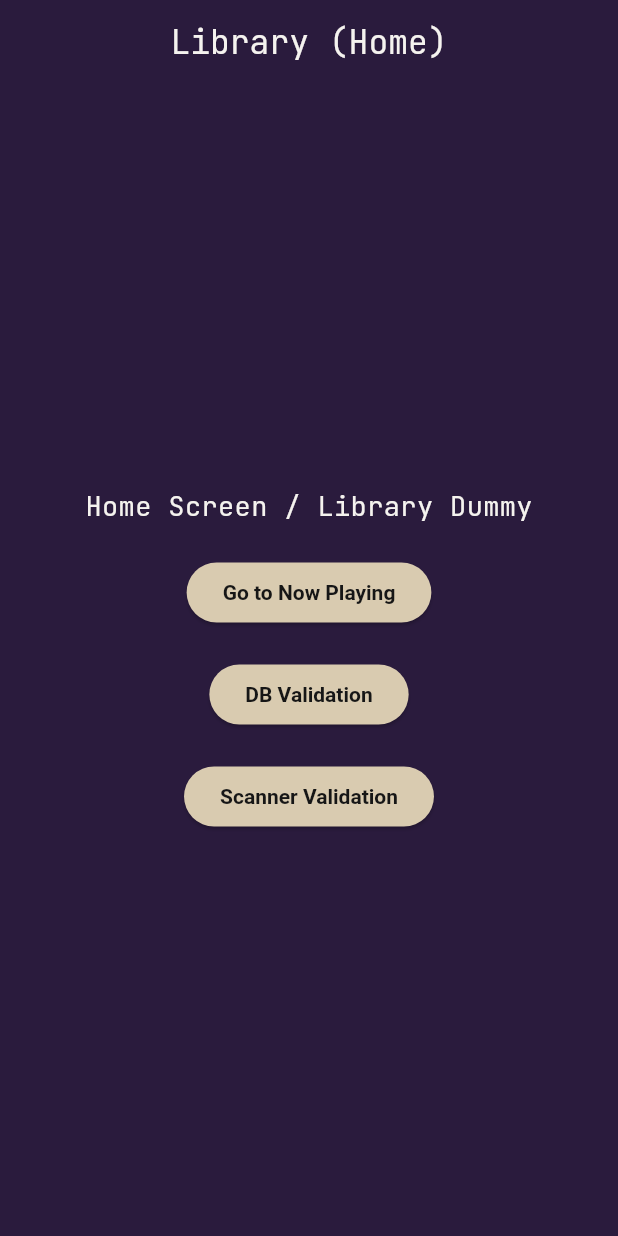
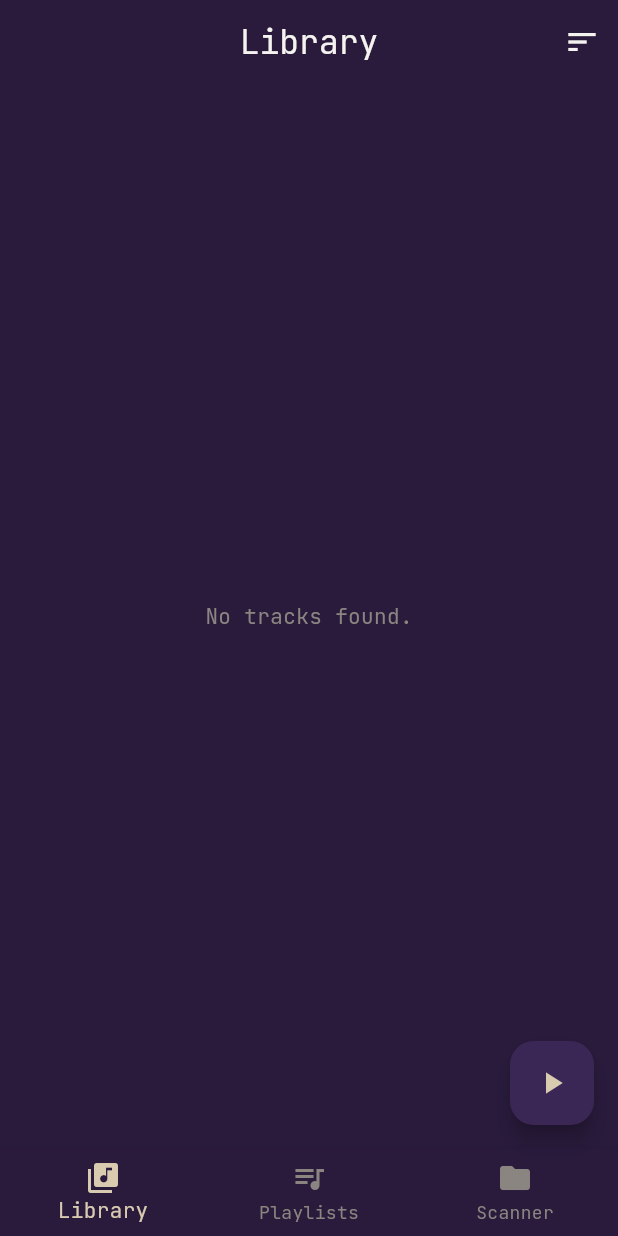
Before and after one commit to FlawlessHexagon/APlayer2, a Flutter app: the screen it shows after launch, on a phone screen of 412 x 824 dp. Run offline on Flutter 3.47's test engine with Material 3 defaults, Android fonts, the phone set to English and light mode, and no system bars; our stand-ins replace audio_service, file_picker, flutter_riverpod, go_router, google_fonts and 2 more; missing offline and left inert: audio_session, audiotags, dart:ffi; accounts and stored records are empty.

Commit message:
dev phase 2.3

```diff
--- a/lib/main.dart
+++ b/lib/main.dart
@@ -14,6 +14,8 @@ import 'screens/now_playing_screen.dart';
 import 'screens/dsp_control_screen.dart';
 import 'screens/db_test_screen.dart';
 import 'screens/scanner_test_screen.dart';
+import 'screens/home_screen.dart';
+import 'screens/playlist_detail_screen.dart';
 
 late APlayerAudioHandler audioHandler;
 
@@ -70,6 +72,13 @@ final _router = GoRouter(
       path: '/scanner_test',
       builder: (context, state) => const ScannerTestScreen(),
     ),
+    GoRoute(
+      path: '/playlist/:id',
+      builder: (context, state) {
+        final id = state.pathParameters['id']!;
+        return PlaylistDetailScreen(playlistId: id);
+      },
+    ),
   ],
 );
 
@@ -86,43 +95,5 @@ class APlayerApp extends StatelessWidget {
   }
 }
 
-class HomeScreen extends StatelessWidget {
-  const HomeScreen({super.key});
-
-  @override
-  Widget build(BuildContext context) {
-    return Scaffold(
-      appBar: AppBar(
-        title: const Text('Library (Home)'),
-      ),
-      body: Center(
-        child: Column(
-          mainAxisAlignment: MainAxisAlignment.center,
-          children: [
-            const Text(
-              'Home Screen / Library Dummy',
-              style: TextStyle(fontSize: 18),
-            ),
-            const SizedBox(height: 20),
-            ElevatedButton(
-              onPressed: () => context.push('/now_playing'),
-              child: const Text('Go to Now Playing'),
-            ),
-            const SizedBox(height: 20),
-            ElevatedButton(
-              onPressed: () => context.push('/db_test'),
-              child: const Text('DB Validation'),
-            ),
-            const SizedBox(height: 20),
-            ElevatedButton(
-              onPressed: () => context.push('/scanner_test'),
-              child: const Text('Scanner Validation'),
-            ),
-          ],
-        ),
-      ),
-    );
-  }
-}
-
+// HomeScreen has been moved to lib/screens/home_screen.dart
 // NowPlayingScreen has been moved to lib/screens/now_playing_screen.dart
--- /dev/null
+++ b/lib/providers/library_provider.dart
@@ -0,0 +1,79 @@
+import 'package:flutter_riverpod/flutter_riverpod.dart';
+import '../models/track.dart';
+import '../models/playlist.dart';
+import 'database_provider.dart';
+
+enum TrackSortType { title, artist, dateAdded }
+
+class TrackSortNotifier extends Notifier<TrackSortType> {
+  @override
+  TrackSortType build() => TrackSortType.dateAdded;
+  void setSort(TrackSortType sort) => state = sort;
+}
+
+final trackSortProvider = NotifierProvider<TrackSortNotifier, TrackSortType>(() => TrackSortNotifier());
+
+final libraryTracksProvider = FutureProvider<List<Track>>((ref) async {
+  final repo = ref.watch(databaseRepositoryProvider);
+  final tracks = await repo.getAllTracks();
+  final sortType = ref.watch(trackSortProvider);
+
+  switch (sortType) {
+    case TrackSortType.title:
+      tracks.sort((a, b) => a.title.compareTo(b.title));
+      break;
+    case TrackSortType.artist:
+      tracks.sort((a, b) => a.artist.compareTo(b.artist));
+      break;
+    case TrackSortType.dateAdded:
+      tracks.sort((a, b) => b.dateAdded.compareTo(a.dateAdded));
+      break;
+  }
+  return tracks;
+});
+
+class PlaylistsNotifier extends AsyncNotifier<List<Playlist>> {
+  @override
+  Future<List<Playlist>> build() async {
+    return ref.watch(databaseRepositoryProvider).getAllPlaylists();
+  }
+
+  Future<void> refresh() async {
+    state = const AsyncValue.loading();
+    state = await AsyncValue.guard(() => ref.read(databaseRepositoryProvider).getAllPlaylists());
+  }
+
+  Future<void> createPlaylist(String name) async {
+    final repo = ref.read(databaseRepositoryProvider);
+    final playlist = Playlist(
+      id: 'pl_${DateTime.now().millisecondsSinceEpoch}',
+      name: name,
+      trackIds: [],
+      lastModified: DateTime.now().millisecondsSinceEpoch,
+    );
+    await repo.insertPlaylist(playlist);
+    await refresh();
+  }
+
+  Future<void> updatePlaylist(Playlist playlist) async {
+    final repo = ref.read(databaseRepositoryProvider);
+    final updated = Playlist(
+      id: playlist.id,
+      name: playlist.name,
+      trackIds: playlist.trackIds,
+      lastModified: DateTime.now().millisecondsSinceEpoch,
+    );
+    await repo.insertPlaylist(updated);
+    await refresh();
+  }
+
+  Future<void> deletePlaylist(String id) async {
+    final repo = ref.read(databaseRepositoryProvider);
+    await repo.deletePlaylist(id);
+    await refresh();
+  }
+}
+
+final playlistsProvider = AsyncNotifierProvider<PlaylistsNotifier, List<Playlist>>(() {
+  return PlaylistsNotifier();
+});
--- /dev/null
+++ b/lib/screens/home_screen.dart
@@ -0,0 +1,52 @@
+import 'package:flutter/material.dart';
+import 'package:go_router/go_router.dart';
+import '../theme/app_theme.dart';
+import 'library_screen.dart';
+import 'playlists_screen.dart';
+import 'scanner_test_screen.dart';
+
+class HomeScreen extends StatefulWidget {
+  const HomeScreen({super.key});
+
+  @override
+  State<HomeScreen> createState() => _HomeScreenState();
+}
+
+class _HomeScreenState extends State<HomeScreen> {
+  int _currentIndex = 0;
+
+  final List<Widget> _pages = const [
+    LibraryScreen(),
+    PlaylistsScreen(),
+    ScannerTestScreen(),
+  ];
+
+  @override
+  Widget build(BuildContext context) {
+    return Scaffold(
+      body: _pages[_currentIndex],
+      bottomNavigationBar: BottomNavigationBar(
+        backgroundColor: AppColors.deepPurple,
+        selectedItemColor: AppColors.beige,
+        unselectedItemColor: AppColors.midGrey,
+        currentIndex: _currentIndex,
+        onTap: (index) {
+          setState(() {
+            _currentIndex = index;
+          });
+        },
+        items: const [
+          BottomNavigationBarItem(icon: Icon(Icons.library_music), label: 'Library'),
+          BottomNavigationBarItem(icon: Icon(Icons.queue_music), label: 'Playlists'),
+          BottomNavigationBarItem(icon: Icon(Icons.folder), label: 'Scanner'),
+        ],
+      ),
+      floatingActionButton: _currentIndex == 0 ? FloatingActionButton(
+        backgroundColor: AppColors.purpleAccent,
+        foregroundColor: AppColors.beige,
+        onPressed: () => context.push('/now_playing'),
+        child: const Icon(Icons.play_arrow),
+      ) : null,
+    );
+  }
+}
--- /dev/null
+++ b/lib/screens/library_screen.dart
@@ -0,0 +1,75 @@
+import 'package:flutter/material.dart';
+import 'package:flutter_riverpod/flutter_riverpod.dart';
+import 'package:go_router/go_router.dart';
+import '../providers/library_provider.dart';
+import '../providers/queue_provider.dart';
+import '../theme/app_theme.dart';
+
+class LibraryScreen extends ConsumerWidget {
+  const LibraryScreen({super.key});
+
+  @override
+  Widget build(BuildContext context, WidgetRef ref) {
+    final tracksAsync = ref.watch(libraryTracksProvider);
+
+    return Scaffold(
+      appBar: AppBar(
+        title: const Text('Library'),
+        actions: [
+          PopupMenuButton<TrackSortType>(
+            icon: const Icon(Icons.sort, color: AppColors.offWhite),
+            color: AppColors.purpleAccent,
+            onSelected: (sort) {
+              ref.read(trackSortProvider.notifier).setSort(sort);
+            },
+            itemBuilder: (context) => [
+              const PopupMenuItem(value: TrackSortType.dateAdded, child: Text('Sort by Date Added', style: TextStyle(color: AppColors.offWhite))),
+              const PopupMenuItem(value: TrackSortType.title, child: Text('Sort by Title', style: TextStyle(color: AppColors.offWhite))),
+              const PopupMenuItem(value: TrackSortType.artist, child: Text('Sort by Artist', style: TextStyle(color: AppColors.offWhite))),
+            ],
+          ),
+        ],
+      ),
+      body: tracksAsync.when(
+        data: (tracks) {
+          if (tracks.isEmpty) {
+            return const Center(child: Text('No tracks found.', style: TextStyle(color: AppColors.midGrey)));
+          }
+          return ListView.builder(
+            itemCount: tracks.length,
+            itemBuilder: (context, index) {
+              final track = tracks[index];
+              return Card(
+                color: AppColors.purpleAccent,
+                margin: const EdgeInsets.symmetric(horizontal: 8.0, vertical: 4.0),
+                shape: RoundedRectangleBorder(borderRadius: BorderRadius.circular(8)),
+                child: ListTile(
+                  leading: const Icon(Icons.music_note, color: AppColors.beige),
+                  title: Text(track.title, style: const TextStyle(color: AppColors.offWhite), maxLines: 1, overflow: TextOverflow.ellipsis),
+                  subtitle: Text(track.artist, style: const TextStyle(color: AppColors.midGrey), maxLines: 1, overflow: TextOverflow.ellipsis),
+                  trailing: Text(
+                    _formatDuration(Duration(milliseconds: track.durationMs)),
+                    style: const TextStyle(color: AppColors.midGrey),
+                  ),
+                  onTap: () {
+                    ref.read(queueStateProvider.notifier).setQueue(tracks, startIndex: index);
+                    context.push('/now_playing');
+                  },
+                ),
+              );
+            },
+          );
+        },
+        loading: () => const Center(child: CircularProgressIndicator(color: AppColors.beige)),
+        error: (err, stack) => Center(child: Text('Error: $err', style: const TextStyle(color: Colors.red))),
+      ),
+    );
+  }
+
+  String _formatDuration(Duration d) {
+    String twoDigits(int n) => n.toString().padLeft(2, "0");
+    String twoDigitMinutes = twoDigits(d.inMinutes.remainder(60));
+    String twoDigitSeconds = twoDigits(d.inSeconds.remainder(60));
+    return "$twoDigitMinutes:$twoDigitSeconds";
+  }
+}
```
Also changed, not shown: lib/screens/playlist_detail_screen.dart (added, +115 -0 lines), lib/screens/playlists_screen.dart (added, +101 -0 lines), 2 other files.
